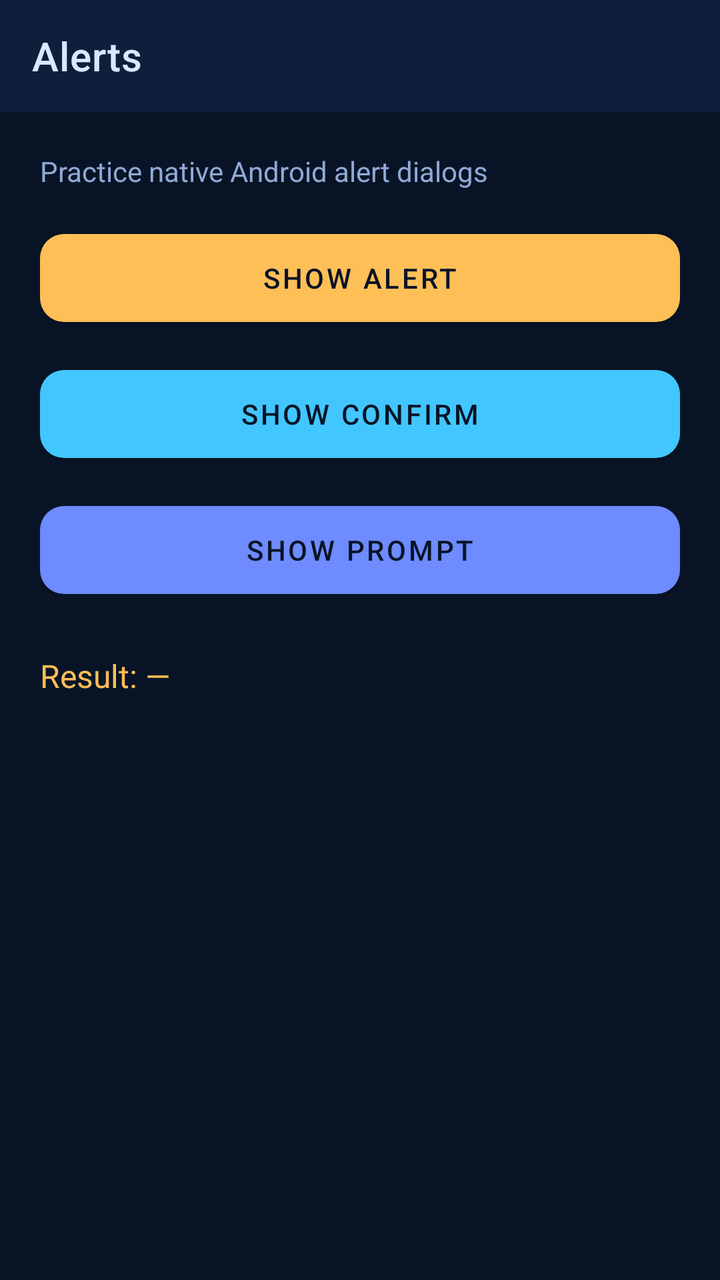
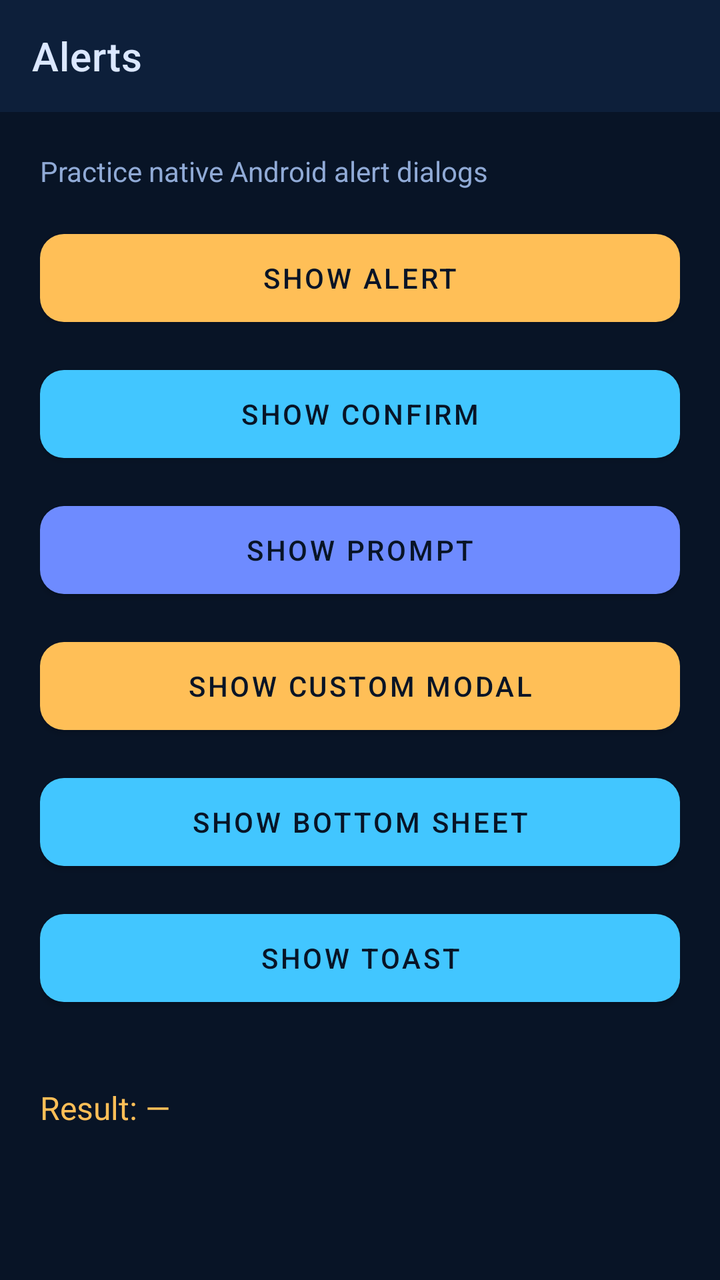

Before-and-after screenshots of an Android layout around one commit, followed by the original layout XML and the change that was made.
<!-- AndroidManifest.xml: application theme Theme.Lebyy -->
<!-- res/layout/activity_alerts.xml -->
<?xml version="1.0" encoding="utf-8"?>
<androidx.drawerlayout.widget.DrawerLayout xmlns:android="http://schemas.android.com/apk/res/android"
    xmlns:app="http://schemas.android.com/apk/res-auto"
    android:id="@+id/drawerLayout"
    android:layout_width="match_parent"
    android:layout_height="match_parent">

    <LinearLayout
        android:layout_width="match_parent"
        android:layout_height="match_parent"
        android:background="@color/lebyy_bg"
        android:orientation="vertical">

        <com.google.android.material.appbar.MaterialToolbar
            android:id="@+id/toolbar"
            android:layout_width="match_parent"
            android:layout_height="?attr/actionBarSize"
            android:background="@color/lebyy_bg_2"
            android:theme="@style/ThemeOverlay.MaterialComponents.Dark.ActionBar"
            app:title="@string/alerts_title"
            app:titleTextColor="@color/lebyy_text" />

        <LinearLayout
            android:layout_width="match_parent"
            android:layout_height="match_parent"
            android:orientation="vertical"
            android:padding="20dp">

            <TextView
                android:layout_width="match_parent"
                android:layout_height="wrap_content"
                android:layout_marginBottom="16dp"
                android:text="Practice native Android alert dialogs"
                android:textColor="@color/lebyy_muted"
                android:textSize="14sp" />

            <com.google.android.material.button.MaterialButton
                android:id="@+id/buttonSimpleAlert"
                android:layout_width="match_parent"
                android:layout_height="56dp"
                android:layout_marginBottom="12dp"
                android:contentDescription="test-Alert"
                android:text="@string/alert_simple"
                android:textColor="@color/lebyy_bg"
                app:backgroundTint="@color/lebyy_accent"
                app:cornerRadius="12dp" />

            <com.google.android.material.button.MaterialButton
                android:id="@+id/buttonConfirmAlert"
                android:layout_width="match_parent"
                android:layout_height="56dp"
                android:layout_marginBottom="12dp"
                android:contentDescription="test-Confirm"
                android:text="@string/alert_confirm"
                android:textColor="@color/lebyy_bg"
                app:backgroundTint="@color/lebyy_primary"
                app:cornerRadius="12dp" />

            <com.google.android.material.button.MaterialButton
                android:id="@+id/buttonPromptAlert"
                android:layout_width="match_parent"
                android:layout_height="56dp"
                android:contentDescription="test-Prompt"
                android:text="@string/alert_prompt"
                android:textColor="@color/lebyy_bg"
                app:backgroundTint="@color/lebyy_primary_2"
                app:cornerRadius="12dp" />

            <TextView
                android:id="@+id/alertResult"
                android:layout_width="match_parent"
                android:layout_height="wrap_content"
                android:layout_marginTop="24dp"
                android:contentDescription="test-AlertResult"
                android:text="Result: —"
                android:textColor="@color/lebyy_accent"
                android:textSize="16sp" />
        </LinearLayout>
    </LinearLayout>

    <com.google.android.material.navigation.NavigationView
        android:id="@+id/navigationView"
        android:layout_width="280dp"
        android:layout_height="match_parent"
        android:layout_gravity="start"
        android:background="@color/lebyy_surface"
        android:contentDescription="test-Menu-panel" />
</androidx.drawerlayout.widget.DrawerLayout>
<!-- resources referenced by this layout -->
<resources>
  <color name="lebyy_accent">#FFBF57</color>
  <color name="lebyy_bg">#081426</color>
  <color name="lebyy_bg_2">#0D1F3A</color>
  <color name="lebyy_muted">#90AAD6</color>
  <color name="lebyy_primary">#42C6FF</color>
  <color name="lebyy_primary_2">#6E8BFF</color>
  <color name="lebyy_surface">#12284B</color>
  <color name="lebyy_text">#DBE7FF</color>
  <string name="alert_confirm">Show Confirm</string>
  <string name="alert_prompt">Show Prompt</string>
  <string name="alert_simple">Show Alert</string>
  <string name="alerts_title">Alerts</string>
  <style name="Theme.Lebyy" parent="Theme.MaterialComponents.DayNight.NoActionBar">
          <item name="colorPrimary">@color/lebyy_primary</item>
          <item name="colorPrimaryVariant">@color/lebyy_bg_2</item>
          <item name="colorSecondary">@color/lebyy_accent</item>
          <item name="colorOnPrimary">@color/lebyy_bg</item>
          <item name="colorOnSecondary">@color/lebyy_bg</item>
          <item name="android:statusBarColor">@color/lebyy_bg</item>
          <item name="android:navigationBarColor">@color/lebyy_bg</item>
          <item name="android:windowBackground">@color/lebyy_bg</item>
          <item name="android:textColorPrimary">@color/lebyy_text</item>
          <item name="android:textColorSecondary">@color/lebyy_muted</item>
          <item name="colorControlNormal">@color/lebyy_muted</item>
          <item name="colorControlActivated">@color/lebyy_primary</item>
          <item name="materialButtonStyle">@style/Widget.Lebyy.Button</item>
          <item name="materialAlertDialogTheme">@style/ThemeOverlay.Lebyy.Dialog</item>
          <item name="alertDialogTheme">@style/ThemeOverlay.Lebyy.Dialog</item>
      </style>
  <style name="Widget.Lebyy.Button" parent="Widget.MaterialComponents.Button">
          <item name="backgroundTint">@color/lebyy_accent</item>
          <item name="android:textColor">@color/lebyy_bg</item>
          <item name="cornerRadius">12dp</item>
      </style>
  <style name="ThemeOverlay.Lebyy.Dialog" parent="ThemeOverlay.MaterialComponents.MaterialAlertDialog">
          <item name="colorPrimary">@color/lebyy_primary</item>
          <item name="colorSurface">@color/white</item>
          <item name="colorOnSurface">#0F2144</item>
          <item name="android:background">@color/white</item>
          <item name="materialAlertDialogTitleTextStyle">@style/Lebyy.Dialog.Title</item>
          <item name="materialAlertDialogBodyTextStyle">@style/Lebyy.Dialog.Body</item>
          <item name="buttonBarPositiveButtonStyle">@style/Lebyy.Dialog.Button</item>
          <item name="buttonBarNegativeButtonStyle">@style/Lebyy.Dialog.Button</item>
      </style>
  <color name="white">#FFFFFF</color>
  <style name="Lebyy.Dialog.Title" parent="MaterialAlertDialog.MaterialComponents.Title.Text">
          <item name="android:textColor">#0F2144</item>
          <item name="android:textSize">18sp</item>
          <item name="android:textStyle">bold</item>
      </style>
  <style name="Lebyy.Dialog.Body" parent="MaterialAlertDialog.MaterialComponents.Body.Text">
          <item name="android:textColor">#1F3A5F</item>
          <item name="android:textSize">15sp</item>
      </style>
  <style name="Lebyy.Dialog.Button" parent="Widget.MaterialComponents.Button.TextButton.Dialog">
          <item name="android:textColor">@color/lebyy_primary_2</item>
          <item name="android:textStyle">bold</item>
      </style>
</resources>

<!-- the commit's change to res/layout/activity_alerts.xml (unified diff, before → after) -->
@@ -20,9 +20,13 @@
             app:title="@string/alerts_title"
             app:titleTextColor="@color/lebyy_text" />
 
+        <ScrollView
+            android:layout_width="match_parent"
+            android:layout_height="match_parent"
+            android:fillViewport="true">
         <LinearLayout
             android:layout_width="match_parent"
-            android:layout_height="match_parent"
+            android:layout_height="wrap_content"
             android:orientation="vertical"
             android:padding="20dp">
 
@@ -66,6 +70,53 @@
                 app:backgroundTint="@color/lebyy_primary_2"
                 app:cornerRadius="12dp" />
 
+            <com.google.android.material.button.MaterialButton
+                android:id="@+id/buttonCustomModal"
+                android:layout_width="match_parent"
+                android:layout_height="56dp"
+                android:layout_marginTop="12dp"
+                android:layout_marginBottom="12dp"
+                android:contentDescription="test-CustomModal"
+                android:text="Show Custom Modal"
+                android:textColor="@color/lebyy_bg"
+                app:backgroundTint="@color/lebyy_accent"
+                app:cornerRadius="12dp" />
+
+            <com.google.android.material.button.MaterialButton
+                android:id="@+id/buttonBottomSheet"
+                android:layout_width="match_parent"
+                android:layout_height="56dp"
+                android:layout_marginBottom="12dp"
+                android:contentDescription="test-BottomSheet"
+                android:text="Show Bottom Sheet"
+                android:textColor="@color/lebyy_bg"
+                app:backgroundTint="@color/lebyy_primary"
+                app:cornerRadius="12dp" />
+
+            <com.google.android.material.button.MaterialButton
+                android:id="@+id/buttonToast"
+                android:layout_width="match_parent"
+                android:layout_height="56dp"
+                android:layout_marginBottom="12dp"
+                android:contentDescription="test-Toast"
+                android:text="Show Toast"
+                android:textColor="@color/lebyy_bg"
+                app:backgroundTint="@color/lebyy_primary"
+                app:cornerRadius="12dp" />
+
+            <TextView
+                android:id="@+id/toastMessage"
+                android:layout_width="wrap_content"
+                android:layout_height="wrap_content"
+                android:layout_gravity="center_horizontal"
+                android:background="@color/lebyy_surface_2"
+                android:contentDescription="test-ToastMessage"
+                android:paddingHorizontal="16dp"
+                android:paddingVertical="12dp"
+                android:text="Toast: Saved successfully"
+                android:textColor="@color/lebyy_text"
+                android:visibility="gone" />
+
             <TextView
                 android:id="@+id/alertResult"
                 android:layout_width="match_parent"
@@ -76,6 +127,7 @@
                 android:textColor="@color/lebyy_accent"
                 android:textSize="16sp" />
         </LinearLayout>
+        </ScrollView>
     </LinearLayout>
 
     <com.google.android.material.navigation.NavigationView
<!-- resource entries referenced after the edit -->
@@ -7,6 +7,7 @@
   <color name="lebyy_primary">#42C6FF</color>
   <color name="lebyy_primary_2">#6E8BFF</color>
   <color name="lebyy_surface">#12284B</color>
+  <color name="lebyy_surface_2">#17335D</color>
   <color name="lebyy_text">#DBE7FF</color>
   <string name="alert_confirm">Show Confirm</string>
   <string name="alert_prompt">Show Prompt</string>
